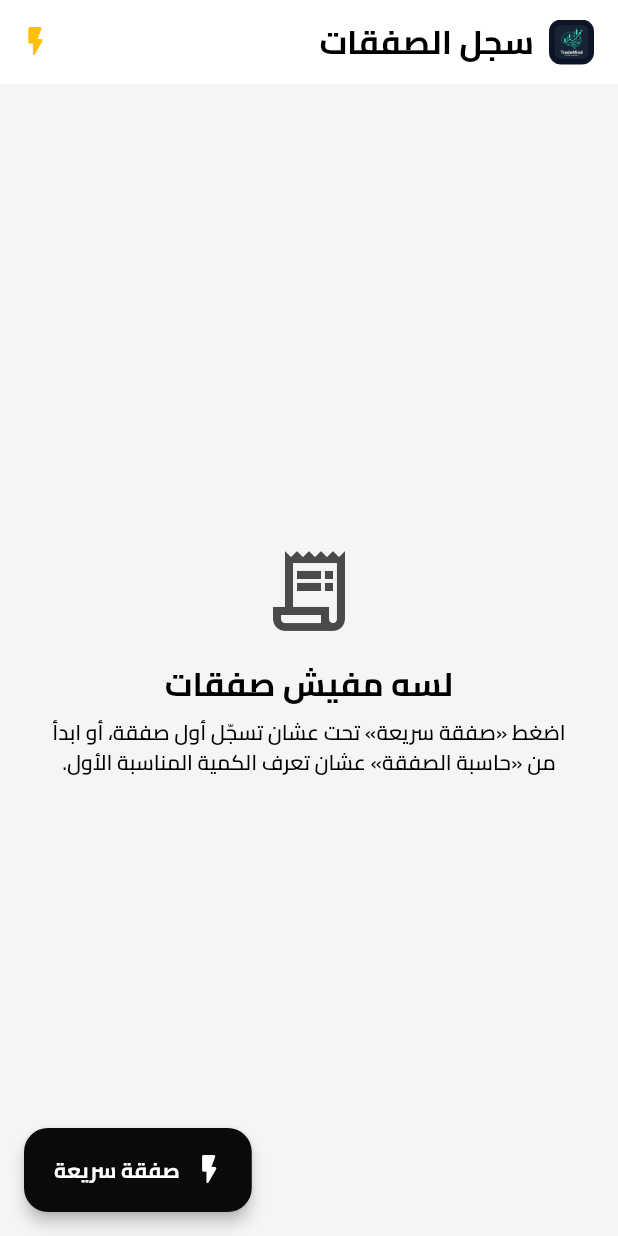
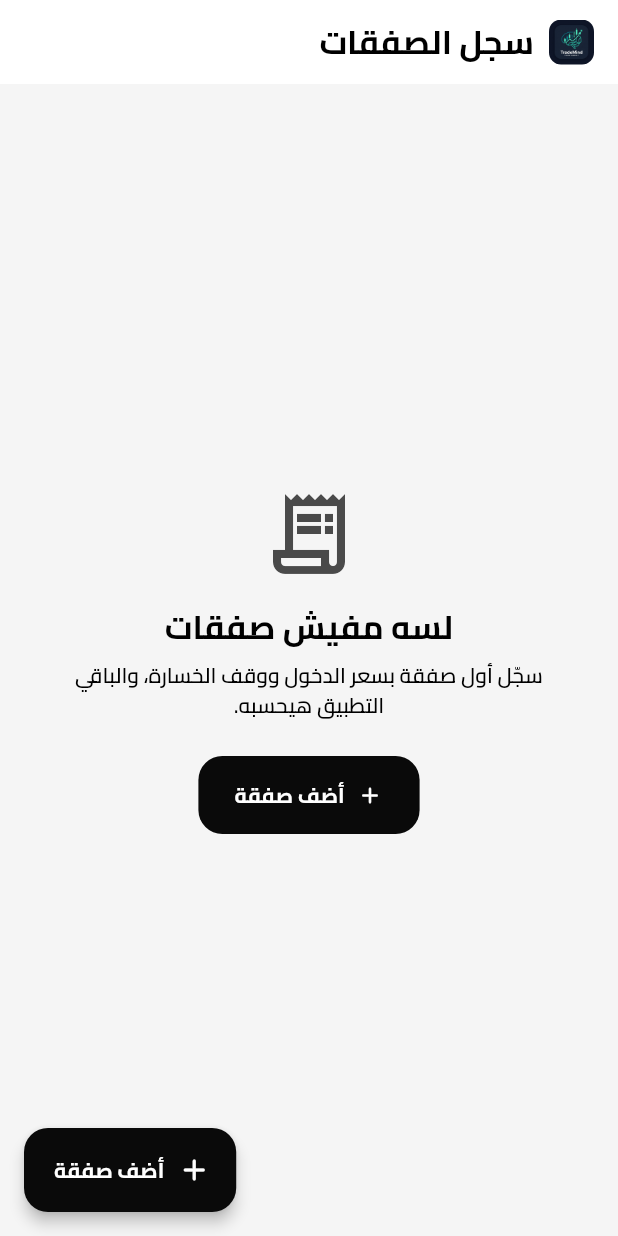
Before and after one commit to ahmedmostafa147/TradeMind, a Flutter app: the TradesScreen screen opened directly, on a phone screen of 412 x 824 dp. Run offline on Flutter 3.47's test engine with Material 3 defaults, Android fonts, the phone set to English and light mode, and no system bars; our stand-ins replace cloud_firestore, firebase_auth, firebase_core, fl_chart, flutter_riverpod, google_sign_in and 3 more; accounts and stored records are empty.

Commit message:
fix: remove the sign-in wall, make empty states act, unify the add button
Three sources of first-run friction, all of which asked the user to work out
what to do rather than showing them.

The sign-in screen is no longer the first thing a fresh install shows. The
journal is local-first — every trade lives in Hive, and it works with no
network, no Firebase and no account — so the wall put a decision in front of
someone who had not yet seen a single screen of what they were deciding about.
AuthGateSkip now defaults to true on a fresh install, and reset() writes false
rather than deleting the key, since absence now means "go straight in". The
screen still appears after an explicit sign-out or account deletion, where
landing back in the journal would read as if the sign-out had failed. Sign-in
stays one tap away in Settings, where it is an informed choice.

Both empty states now carry the action instead of naming another tab. The
daily screen said "لا توجد مهام اليوم. ابدأ من «حاسبة الصفقة»" — an empty
screen pointing at a different tab, which is the worst possible thing to show
the one user who most needs a next step. The trades list named both its own
button and the calculator, leaving the reader to choose between two starting
points for one job. Each now states what the app does and offers a button that
does it.

The add-a-trade action had two controls and three names. The trades screen
carried an AppBar icon and a FAB opening the very same sheet, which reads as
two different things until you press one. The icon is gone, and the label is
now kAddTradeLabel everywhere, opened through a single openQuickAddSheet()
helper so presentation cannot drift between callers.

Test copy updated to match. The banner assertion in today_screen_test was
deliberately left on its own wording: "no tasks today" is correct when trades
exist but need no decision, and is a different message from the empty state
shown when the journal holds nothing at all.

421 tests pass; flutter analyze is clean.

Co-Authored-By: Claude Opus 5 <noreply@anthropic.com>

```diff
--- a/lib/trades/trades_screen.dart
+++ b/lib/trades/trades_screen.dart
@@ -19,28 +19,15 @@ class TradesScreen extends ConsumerWidget {
     final settings = ref.watch(settingsProvider);
 
     return Scaffold(
-      appBar: AppBar(
-        title: const AppLogoTitle(title: 'سجل الصفقات'),
-        actions: [
-          IconButton(
-            icon: const Icon(Icons.flash_on_rounded, color: Colors.amber),
-            tooltip: 'صفقة سريعة',
-            onPressed: () => showModalBottomSheet(
-              context: context,
-              isScrollControlled: true,
-              builder: (_) => const QuickAddTradeSheet(),
-            ),
-          ),
-        ],
-      ),
+      // No duplicate in the AppBar. There used to be an icon there opening the
+      // very same sheet as the button below it — two controls side by side
+      // doing one thing reads as two different things, and the user has to
+      // press one to find out.
+      appBar: AppBar(title: const AppLogoTitle(title: 'سجل الصفقات')),
       floatingActionButton: FloatingActionButton.extended(
-        onPressed: () => showModalBottomSheet(
-          context: context,
-          isScrollControlled: true,
-          builder: (_) => const QuickAddTradeSheet(),
-        ),
-        icon: const Icon(Icons.flash_on_rounded),
-        label: const Text('صفقة سريعة'),
+        onPressed: () => openQuickAddSheet(context),
+        icon: const Icon(Icons.add_rounded),
+        label: const Text(kAddTradeLabel),
       ),
       body: trades.isEmpty
           ? const _EmptyState()
@@ -144,12 +131,19 @@ class _EmptyState extends StatelessWidget {
             Text('لسه مفيش صفقات', style: theme.textTheme.titleLarge),
             const SizedBox(height: 8),
             Text(
-              // Names the button that actually exists — this used to say
-              // «إضافة صفقة», which no longer appears anywhere on the screen.
-              'اضغط «صفقة سريعة» تحت عشان تسجّل أول صفقة، '
-              'أو ابدأ من «حاسبة الصفقة» عشان تعرف الكمية المناسبة الأول.',
+              // No longer points at another tab. It used to name both this
+              // screen's button AND «حاسبة الصفقة», which left the reader
+              // choosing between two starting points for one job.
+              'سجّل أول صفقة بسعر الدخول ووقف الخسارة، '
+              'والباقي التطبيق هيحسبه.',
               textAlign: TextAlign.center,
               style: theme.textTheme.bodyMedium,
+            ),
+            const SizedBox(height: 24),
+            FilledButton.icon(
+              onPressed: () => openQuickAddSheet(context),
+              icon: const Icon(Icons.add_rounded),
+              label: const Text(kAddTradeLabel),
             ),
           ],
         ),
--- a/lib/trades/widgets/quick_add_trade_sheet.dart
+++ b/lib/trades/widgets/quick_add_trade_sheet.dart
@@ -16,7 +16,25 @@ import '../trade_form_screen.dart';
 import '../trade_status.dart';
 import '../trades_providers.dart';
 
-/// Fast 4-field quick trade modal.
+/// The one name the add-a-trade action goes by, everywhere.
+///
+/// It used to be "صفقة سريعة" on the button, "إضافة صفقة" in one empty state
+/// and "حاسبة الصفقة" in another — three names for what a new user experiences
+/// as one job, which is what made the app feel like it had more moving parts
+/// than it does.
+const String kAddTradeLabel = 'أضف صفقة';
+
+/// Opens the add-trade sheet. Every entry point routes through here so the
+/// presentation (full height, above the keyboard, under the status bar) cannot
+/// drift between callers.
+Future<void> openQuickAddSheet(BuildContext context) => showModalBottomSheet(
+  context: context,
+  isScrollControlled: true,
+  useSafeArea: true,
+  builder: (_) => const QuickAddTradeSheet(),
+);
+
+/// Fast quick-trade modal: ticker, entry, stop, target and share count.
 class QuickAddTradeSheet extends ConsumerStatefulWidget {
   const QuickAddTradeSheet({super.key});
 
```
Also changed, not shown: lib/features/auth/providers/auth_providers.dart (+19 -6 lines), lib/today/widgets/today_empty_state.dart (+18 -5 lines), 3 other files.
